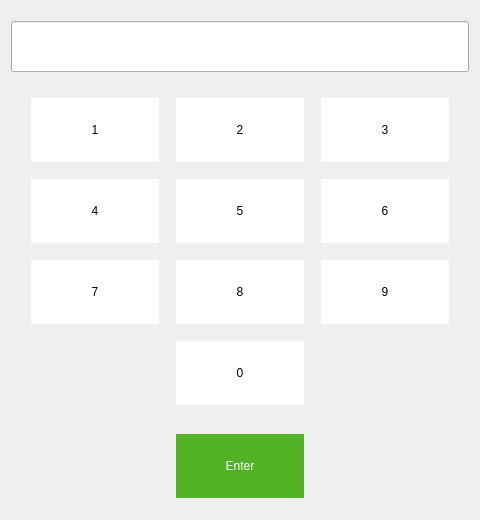
Old version of the form appetizer-core/keypadwidget.ui in the repository AngelGenis/Appetizer.
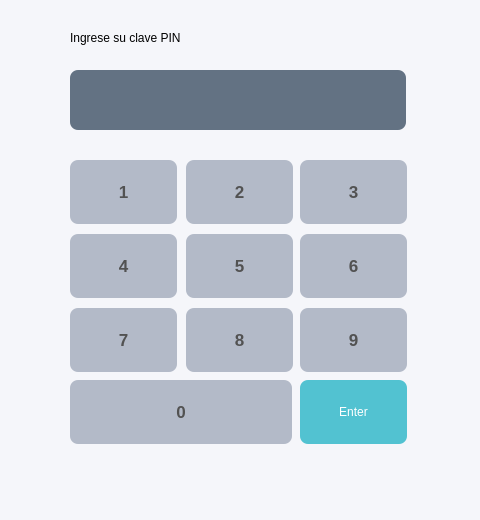
New version of the form.

Commit message: Crear interfaz del KeyPad

What changed in the file:
```diff
--- a/appetizer-core/keypadwidget.ui
+++ b/appetizer-core/keypadwidget.ui
@@ -22,116 +22,33 @@
   <property name="styleSheet">
    <string notr="true"/>
   </property>
-  <layout class="QGridLayout" name="gridLayout_2">
-   <item row="0" column="0" colspan="3">
-    <spacer name="verticalSpacer_2">
-     <property name="orientation">
-      <enum>Qt::Vertical</enum>
-     </property>
-     <property name="sizeHint" stdset="0">
-      <size>
-       <width>20</width>
-       <height>40</height>
-      </size>
-     </property>
-    </spacer>
-   </item>
-   <item row="3" column="2">
-    <spacer name="rightSpacer">
-     <property name="orientation">
-      <enum>Qt::Horizontal</enum>
-     </property>
-     <property name="sizeType">
-      <enum>QSizePolicy::Expanding</enum>
-     </property>
-     <property name="sizeHint" stdset="0">
-      <size>
-       <width>40</width>
-       <height>20</height>
-      </size>
-     </property>
-    </spacer>
-   </item>
-   <item row="4" column="1">
-    <spacer name="verticalSpacer">
-     <property name="orientation">
-      <enum>Qt::Vertical</enum>
-     </property>
-     <property name="sizeHint" stdset="0">
-      <size>
-       <width>20</width>
-       <height>40</height>
-      </size>
-     </property>
-    </spacer>
-   </item>
-   <item row="3" column="1">
-    <widget class="QPushButton" name="btn_entrar">
-     <property name="minimumSize">
-      <size>
-       <width>128</width>
-       <height>64</height>
-      </size>
-     </property>
-     <property name="maximumSize">
-      <size>
-       <width>128</width>
-       <height>64</height>
-      </size>
-     </property>
-     <property name="styleSheet">
-      <string notr="true">background: #51B323;
-border: none;
-color: white;</string>
-     </property>
-     <property name="text">
-      <string>Enter</string>
-     </property>
-    </widget>
-   </item>
-   <item row="1" column="0" colspan="3">
-    <widget class="QLineEdit" name="line_numeros_ingresados">
-     <property name="minimumSize">
-      <size>
-       <width>0</width>
-       <height>51</height>
-      </size>
-     </property>
-     <property name="echoMode">
-      <enum>QLineEdit::Normal</enum>
-     </property>
-     <property name="clearButtonEnabled">
-      <bool>true</bool>
-     </property>
-    </widget>
-   </item>
-   <item row="3" column="0">
-    <spacer name="leftSpacer">
-     <property name="orientation">
-      <enum>Qt::Horizontal</enum>
-     </property>
-     <property name="sizeHint" stdset="0">
-      <size>
-       <width>40</width>
-       <height>20</height>
-      </size>
-     </property>
-    </spacer>
-   </item>
-   <item row="2" column="0" colspan="3">
     <widget class="QWidget" name="numpad" native="true">
+   <property name="geometry">
+    <rect>
+     <x>10</x>
+     <y>130</y>
+     <width>462</width>
+     <height>375</height>
+    </rect>
+   </property>
      <property name="minimumSize">
       <size>
        <width>0</width>
        <height>350</height>
       </size>
      </property>
-     <layout class="QGridLayout" name="gridLayout">
-      <item row="0" column="0">
        <widget class="QPushButton" name="btn_1">
+    <property name="geometry">
+     <rect>
+      <x>60</x>
+      <y>30</y>
+      <width>107</width>
+      <height>64</height>
+     </rect>
+    </property>
         <property name="minimumSize">
          <size>
-          <width>128</width>
+      <width>107</width>
           <height>64</height>
          </size>
         </property>
@@ -142,19 +59,29 @@
          </size>
         </property>
         <property name="styleSheet">
-         <string notr="true">background: white;
-border: none;</string>
+     <string notr="true">background: #B3BAC8;
+border: none;
+border-radius: 8px;
+color: #525252;
+font-weight: bold;
+font-size: 17px;</string>
         </property>
         <property name="text">
          <string>1</string>
         </property>
        </widget>
-      </item>
-      <item row="0" column="1">
        <widget class="QPushButton" name="btn_2">
+    <property name="geometry">
+     <rect>
+      <x>176</x>
+      <y>30</y>
+      <width>107</width>
+      <height>64</height>
+     </rect>
+    </property>
         <property name="minimumSize">
          <size>
-          <width>128</width>
+      <width>107</width>
           <height>64</height>
          </size>
         </property>
@@ -165,19 +92,29 @@
          </size>
         </property>
         <property name="styleSheet">
-         <string notr="true">background: white;
-border: none;</string>
+     <string notr="true">background: #B3BAC8;
+border: none;
+border-radius: 8px;
+color: #525252;
+font-weight: bold;
+font-size: 17px;</string>
         </property>
         <property name="text">
          <string>2</string>
         </property>
        </widget>
-      </item>
-      <item row="0" column="2">
        <widget class="QPushButton" name="btn_3">
+    <property name="geometry">
+     <rect>
+      <x>290</x>
+      <y>30</y>
+      <width>107</width>
+      <height>64</height>
+     </rect>
+    </property>
         <property name="minimumSize">
          <size>
-          <width>128</width>
+      <width>107</width>
           <height>64</height>
          </size>
         </property>
@@ -188,8 +125,12 @@
          </size>
         </property>
         <property name="styleSheet">
-         <string notr="true">background: white;
+     <string notr="true">background: #B3BAC8;
 border: none;
+border-radius: 8px;
+color: #525252;
+font-weight: bold;
+font-size: 17px;
 
 </string>
         </property>
@@ -197,12 +138,18 @@
          <string>3</string>
         </property>
        </widget>
-      </item>
-      <item row="1" column="0">
        <widget class="QPushButton" name="btn_4">
+    <property name="geometry">
+     <rect>
+      <x>60</x>
+      <y>104</y>
+      <width>107</width>
+      <height>64</height>
+     </rect>
+    </property>
         <property name="minimumSize">
          <size>
-          <width>128</width>
+      <width>107</width>
           <height>64</height>
          </size>
         </property>
@@ -213,20 +160,29 @@
          </size>
         </property>
         <property name="styleSheet">
-         <string notr="true">background: white;
+     <string notr="true">background: #B3BAC8;
 border: none;
-</string>
+border-radius: 8px;
+color: #525252;
+font-weight: bold;
+font-size: 17px;</string>
         </property>
         <property name="text">
          <string>4</string>
         </property>
        </widget>
-      </item>
-      <item row="1" column="1">
        <widget class="QPushButton" name="btn_5">
+    <property name="geometry">
+     <rect>
+      <x>176</x>
+      <y>104</y>
+      <width>107</width>
+      <height>64</height>
+     </rect>
+    </property>
         <property name="minimumSize">
          <size>
-          <width>128</width>
+      <width>107</width>
           <height>64</height>
          </size>
         </property>
@@ -237,19 +193,29 @@
          </size>
         </property>
         <property name="styleSheet">
-         <string notr="true">background: white;
-border: none;</string>
+     <string notr="true">background: #B3BAC8;
+border: none;
+border-radius: 8px;
+color: #525252;
+font-weight: bold;
+font-size: 17px;</string>
         </property>
         <property name="text">
          <string>5</string>
         </property>
        </widget>
-      </item>
-      <item row="1" column="2">
        <widget class="QPushButton" name="btn_6">
+    <property name="geometry">
+     <rect>
+      <x>290</x>
+      <y>104</y>
+      <width>107</width>
+      <height>64</height>
+     </rect>
+    </property>
         <property name="minimumSize">
          <size>
-          <width>128</width>
+      <width>107</width>
           <height>64</height>
          </size>
         </property>
@@ -260,19 +226,29 @@
          </size>
         </property>
         <property name="styleSheet">
-         <string notr="true">background: white;
-border: none;</string>
+     <string notr="true">background: #B3BAC8;
+border: none;
+border-radius: 8px;
+color: #525252;
+font-weight: bold;
+font-size: 17px;</string>
         </property>
         <property name="text">
          <string>6</string>
         </property>
        </widget>
-      </item>
-      <item row="2" column="0">
        <widget class="QPushButton" name="btn_7">
+    <property name="geometry">
+     <rect>
+      <x>60</x>
+      <y>178</y>
+      <width>107</width>
+      <height>64</height>
+     </rect>
+    </property>
         <property name="minimumSize">
          <size>
-          <width>128</width>
+      <width>107</width>
           <height>64</height>
          </size>
         </property>
@@ -283,19 +259,29 @@
          </size>
         </property>
         <property name="styleSheet">
-         <string notr="true">background: white;
-border: none;</string>
+     <string notr="true">background: #B3BAC8;
+border: none;
+border-radius: 8px;
+color: #525252;
+font-weight: bold;
+font-size: 17px;</string>
         </property>
         <property name="text">
          <string>7</string>
         </property>
        </widget>
-      </item>
-      <item row="2" column="1">
        <widget class="QPushButton" name="btn_8">
+    <property name="geometry">
+     <rect>
+      <x>176</x>
+      <y>178</y>
+      <width>107</width>
+      <height>64</height>
+     </rect>
+    </property>
         <property name="minimumSize">
          <size>
-          <width>128</width>
+      <width>107</width>
           <height>64</height>
          </size>
         </property>
@@ -306,19 +292,29 @@
          </size>
         </property>
         <property name="styleSheet">
-         <string notr="true">background: white;
-border: none;</string>
+     <string notr="true">background: #B3BAC8;
+border: none;
+border-radius: 8px;
+color: #525252;
+font-weight: bold;
+font-size: 17px;</string>
         </property>
         <property name="text">
          <string>8</string>
         </property>
        </widget>
-      </item>
-      <item row="2" column="2">
        <widget class="QPushButton" name="btn_9">
+    <property name="geometry">
+     <rect>
+      <x>290</x>
+      <y>178</y>
+      <width>107</width>
+      <height>64</height>
+     </rect>
+    </property>
         <property name="minimumSize">
          <size>
-          <width>128</width>
+      <width>107</width>
           <height>64</height>
          </size>
         </property>
@@ -329,19 +325,29 @@
          </size>
         </property>
         <property name="styleSheet">
-         <string notr="true">background: white;
-border: none;</string>
+     <string notr="true">background: #B3BAC8;
+border: none;
+border-radius: 8px;
+color: #525252;
+font-weight: bold;
+font-size: 17px;</string>
         </property>
         <property name="text">
          <string>9</string>
         </property>
        </widget>
-      </item>
-      <item row="3" column="1">
        <widget class="QPushButton" name="btn_0">
+    <property name="geometry">
+     <rect>
+      <x>60</x>
+      <y>250</y>
+      <width>222</width>
+      <height>64</height>
+     </rect>
+    </property>
         <property name="minimumSize">
          <size>
-          <width>128</width>
+      <width>222</width>
           <height>64</height>
          </size>
         </property>
@@ -352,19 +358,111 @@
          </size>
         </property>
         <property name="styleSheet">
-         <string notr="true">background: white;
+     <string notr="true">background: #B3BAC8;
 border: none;
+border-radius: 8px;
+color: #525252;
+font-weight: bold;
+font-size: 17px;
 </string>
         </property>
         <property name="text">
          <string>0</string>
         </property>
        </widget>
-      </item>
-     </layout>
-    </widget>
-   </item>
-  </layout>
+   <widget class="QPushButton" name="btn_entrar">
+    <property name="geometry">
+     <rect>
+      <x>290</x>
+      <y>250</y>
+      <width>107</width>
+      <height>64</height>
+     </rect>
+    </property>
+    <property name="minimumSize">
+     <size>
+      <width>107</width>
+      <height>64</height>
+     </size>
+    </property>
+    <property name="maximumSize">
+     <size>
+      <width>128</width>
+      <height>64</height>
+     </size>
+    </property>
+    <property name="styleSheet">
+     <string notr="true">background: #52C2D1;
+border: none;
+color: white;
+border-radius: 8px;</string>
+    </property>
+    <property name="text">
+     <string>Enter</string>
+    </property>
+   </widget>
+  </widget>
+  <widget class="QLineEdit" name="line_numeros_ingresados">
+   <property name="geometry">
+    <rect>
+     <x>70</x>
+     <y>70</y>
+     <width>336</width>
+     <height>60</height>
+    </rect>
+   </property>
+   <property name="minimumSize">
+    <size>
+     <width>0</width>
+     <height>51</height>
+    </size>
+   </property>
+   <property name="styleSheet">
+    <string notr="true">border: none;
+border-radius: 8px;
+background: #637283;
+</string>
+   </property>
+   <property name="echoMode">
+    <enum>QLineEdit::Normal</enum>
+   </property>
+   <property name="clearButtonEnabled">
+    <bool>true</bool>
+   </property>
+  </widget>
+  <widget class="QLabel" name="label">
+   <property name="geometry">
+    <rect>
+     <x>70</x>
+     <y>30</y>
+     <width>181</width>
+     <height>16</height>
+    </rect>
+   </property>
+   <property name="text">
+    <string>Ingrese su clave PIN</string>
+   </property>
+  </widget>
+  <widget class="QLabel" name="label_2">
+   <property name="geometry">
+    <rect>
+     <x>0</x>
+     <y>0</y>
+     <width>481</width>
+     <height>521</height>
+    </rect>
+   </property>
+   <property name="styleSheet">
+    <string notr="true">background: #F5F6FA;</string>
+   </property>
+   <property name="text">
+    <string/>
+   </property>
+  </widget>
+  <zorder>label_2</zorder>
+  <zorder>numpad</zorder>
+  <zorder>line_numeros_ingresados</zorder>
+  <zorder>label</zorder>
  </widget>
  <tabstops>
   <tabstop>line_numeros_ingresados</tabstop>
```
Left out of the diff: 2 changed lines with no effect on the pictures. Lines whose indentation alone changed are shown as unchanged. The commit also changes 2 other files.
